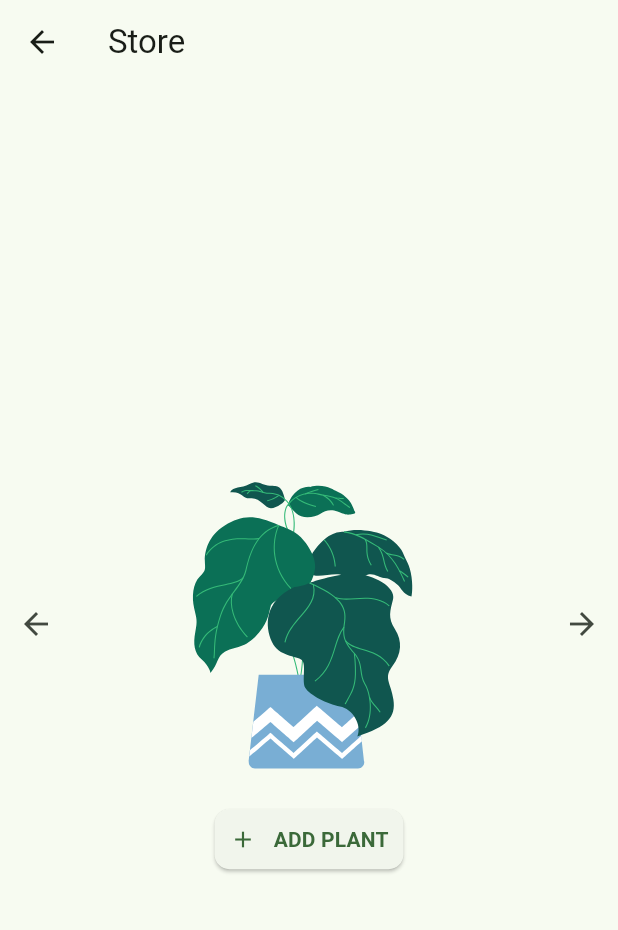
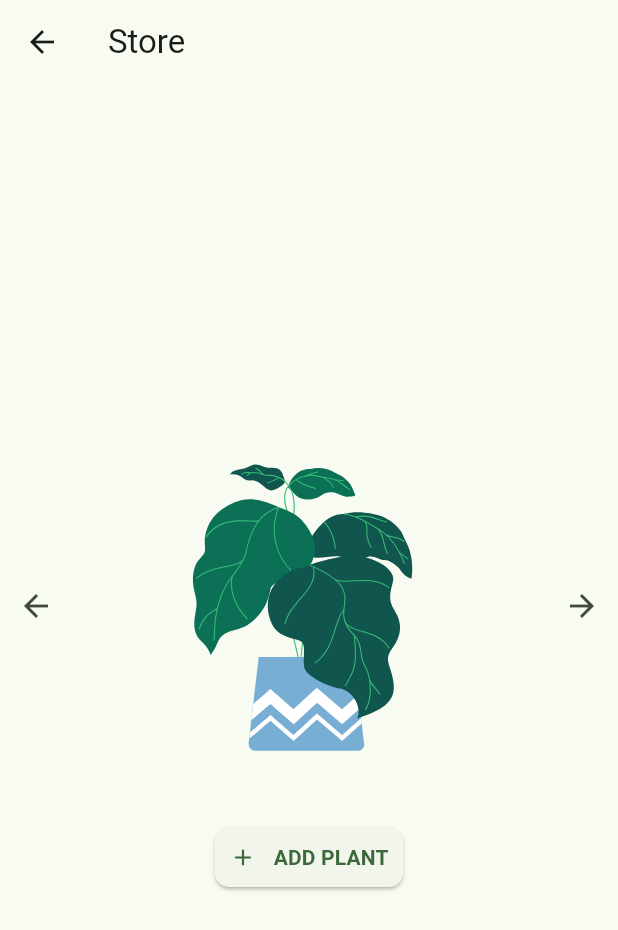
Before and after one commit to tanphuccgl/Plant-Notification, a Flutter app: the screen it shows after launch, after a tap on "NEW PLANT", on a phone screen of 412 x 824 dp. Shown: the top 930 px of the screen. Run offline on Flutter 3.47's test engine with Material 2 defaults, Android fonts, the phone set to English and light mode, and no system bars; our stand-ins replace bot_toast, equatable, flutter_bloc, flutter_screenutil, get_it, google_fonts and 2 more; generated files the repository leaves out were written again.

Commit message:
add padding

```diff
--- a/lib/src/feature/home/home_page.dart
+++ b/lib/src/feature/home/home_page.dart
@@ -69,6 +69,9 @@ class HomePage extends StatelessWidget {
                                   icon: const Icon(Icons.arrow_forward)),
                             ],
                           ),
+                          SizedBox(
+                            height: 20.h,
+                          ),
                           XButton(
                             label: 'WATER',
                             onPressed: () {},
--- a/lib/src/feature/store/store_page.dart
+++ b/lib/src/feature/store/store_page.dart
@@ -53,6 +53,9 @@ class StorePage extends StatelessWidget {
                           icon: const Icon(Icons.arrow_forward)),
                     ],
                   ),
+                  SizedBox(
+                    height: 20.h,
+                  ),
                   state.isSold(item.id)
                       ? const XButton(
                           icon: Icons.cancel_outlined,
```
